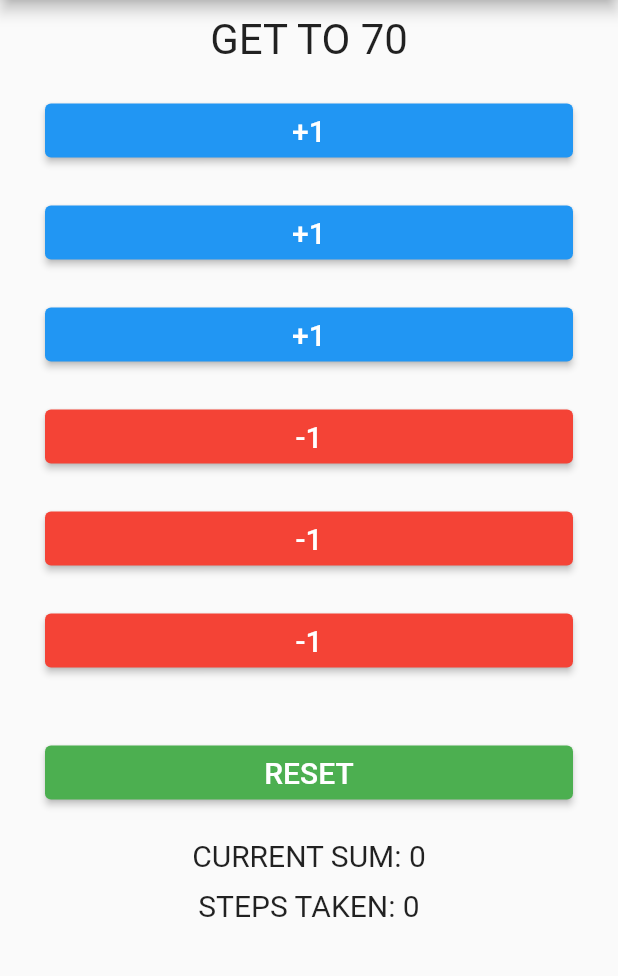
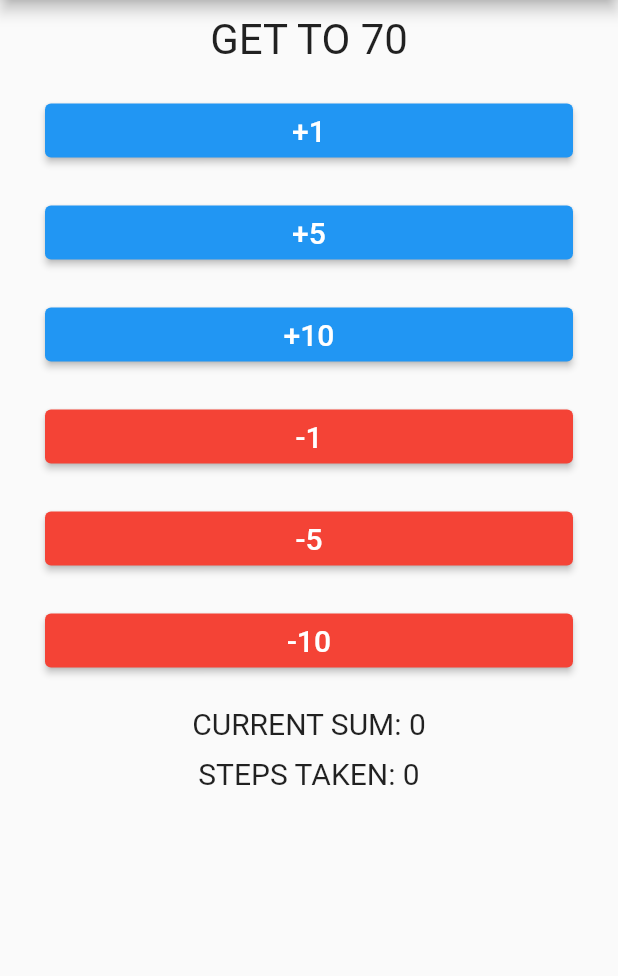
Before and after one commit to MarinTeskera/sum_game, a Flutter app: the screen it shows after launch, on a phone screen of 412 x 824 dp, the part 84-1060 px from its top. Run offline on Flutter 3.47's test engine with Material 2 defaults, Android fonts, the phone set to English and light mode, and no system bars.

Commit message:
added a 'Well done!' screen and reset

```diff
--- a/lib/main.dart
+++ b/lib/main.dart
@@ -19,6 +19,7 @@ class MyApp extends StatefulWidget {
 }
 
 class _MyAppState extends State<MyApp> {
+  bool isPlaying = true;
   Random generator = Random();
 
   int sum = 0;
@@ -26,24 +27,22 @@ class _MyAppState extends State<MyApp> {
   int steps = 0;
 
   List addedNums = [
-    Random().nextInt(10) + 1,
-    Random().nextInt(10) + 1,
-    Random().nextInt(10) + 1
+    Random().nextInt(5) + 1,
+    Random().nextInt(5) + 5,
+    Random().nextInt(5) + 10
   ];
   List subtractedNums = [
-    Random().nextInt(10) + 1,
-    Random().nextInt(10) + 1,
-    Random().nextInt(10) + 1
+    Random().nextInt(5) + 1,
+    Random().nextInt(5) + 5,
+    Random().nextInt(5) + 10
   ];
-
-  String resetText = 'RESET';
 
   Function addNum(int n) {
     return () => setState(() {
           steps++;
           sum += n;
           if (sum == neededNum) {
-            resetText = 'WELL DONE!';
+            isPlaying = false;
           }
         });
   }
@@ -53,43 +52,28 @@ class _MyAppState extends State<MyApp> {
           steps++;
           sum -= n;
           if (sum == neededNum) {
-            resetText = 'WELL DONE!';
+            isPlaying = false;
           }
         });
   }
 
-  Function resetSum() {
-    return () => setState(() {
+  void goBack() {
+    setState(() {
+      isPlaying = true;
+      sum = 0;
       steps = 0;
-          if (sum == neededNum) {
-            if (generator.nextInt(2) > 0) {
       neededNum = generator.nextInt(150);
-            } else {
-              neededNum = generator.nextInt(100) * -1;
-            }
-            resetText = 'RESET';
-          }
-          sum = 0;
 
-          for (var i = 0; i < 3; i++) {
-            var add = generator.nextInt(10) + 1;
-            var sub = generator.nextInt(10) + 1;
-            setState(() {
-              while (addedNums.contains(add)) {
-                add = generator.nextInt(10) + 1;
-              }
-              addedNums[i] = add;
-            });
-            setState(() {
-              while (subtractedNums.contains(sub)) {
-                sub = generator.nextInt(10) + 1;
-              }
-              subtractedNums[i] = sub;
-            });
-          }
-
-          addedNums.sort();
-          subtractedNums.sort();
+      addedNums = [
+        Random().nextInt(5) + 1,
+        Random().nextInt(5) + 5,
+        Random().nextInt(5) + 10
+      ];
+      subtractedNums = [
+        Random().nextInt(5) + 1,
+        Random().nextInt(5) + 5,
+        Random().nextInt(5) + 10
+      ];
     });
   }
 
@@ -97,29 +81,37 @@ class _MyAppState extends State<MyApp> {
   Widget build(BuildContext context) {
     addedNums.sort();
     subtractedNums.sort();
-    //var questions = ['Question 1', 'Question 2'];
+
     return MaterialApp(
       home: Scaffold(
         appBar: AppBar(
           title: Text('Number sum game'),
         ),
-        body: Column(
+        body: (isPlaying)
+            ? Column(
                 children: <Widget>[
                   Question('GET TO $neededNum'),
                   ...addedNums.map((n) {
-              return NumButton('+' + n.toString(), addNum, n, Colors.blue);
+                    return NumButton(
+                        '+' + n.toString(), addNum, n, Colors.blue);
                   }).toList(),
                   ...subtractedNums.map((n) {
-              return NumButton('-' + n.toString(), subtractNum, n, Colors.red);
+                    return NumButton(
+                        '-' + n.toString(), subtractNum, n, Colors.red);
                   }).toList(),
-            ResetButton(resetText, resetSum),
+                  /* ResetButton(resetText, resetSum), */
                   SumText('CURRENT SUM: $sum'),
                   Text(
                     'STEPS TAKEN: $steps',
                     style: TextStyle(fontSize: 20),
                   ),
                 ],
-        ),
+              )
+            : Column(children: <Widget>[
+                Question('Well done!'),
+                Text('It took you $steps steps'),
+                ElevatedButton(onPressed: goBack, child: Text('Play again'))
+              ]),
       ),
     );
   }
```
Lines whose indentation alone changed are shown as unchanged.
